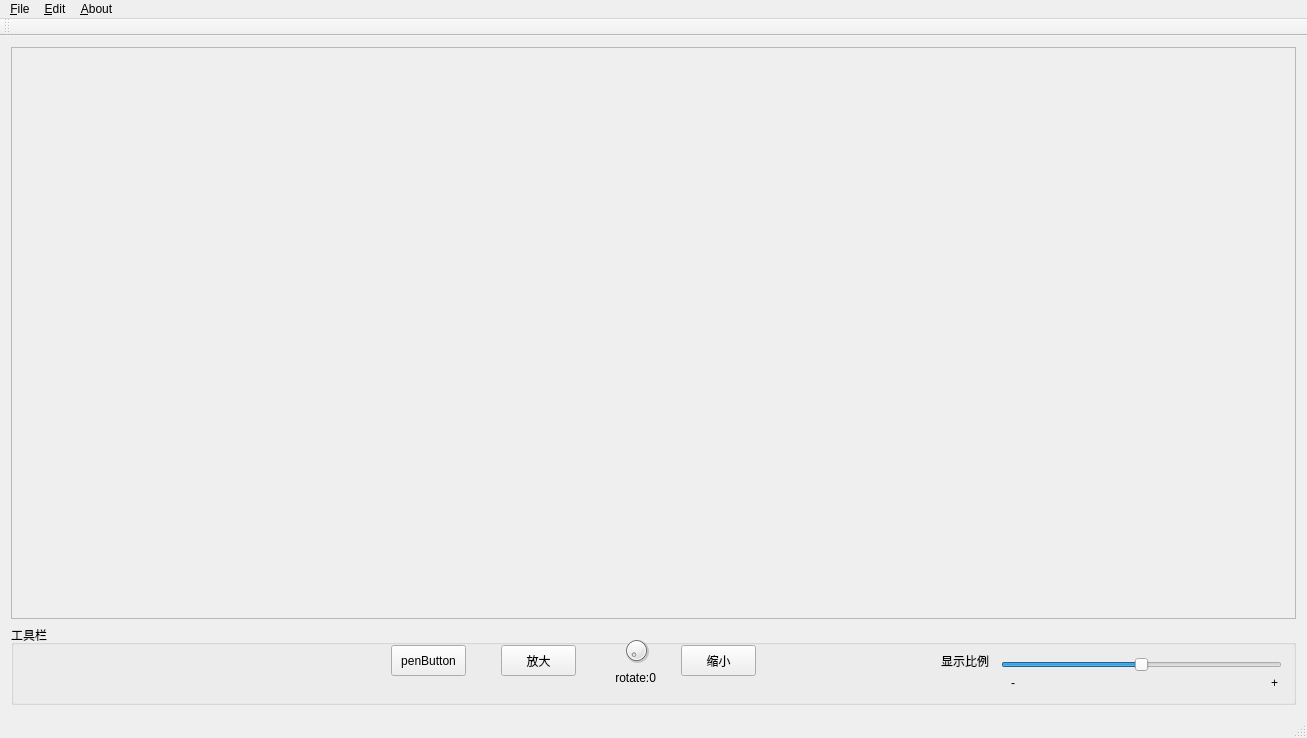
Qt form QtImageAssistant/mainwindow.ui (lonly-wolf/serialAssistant) before a commit.
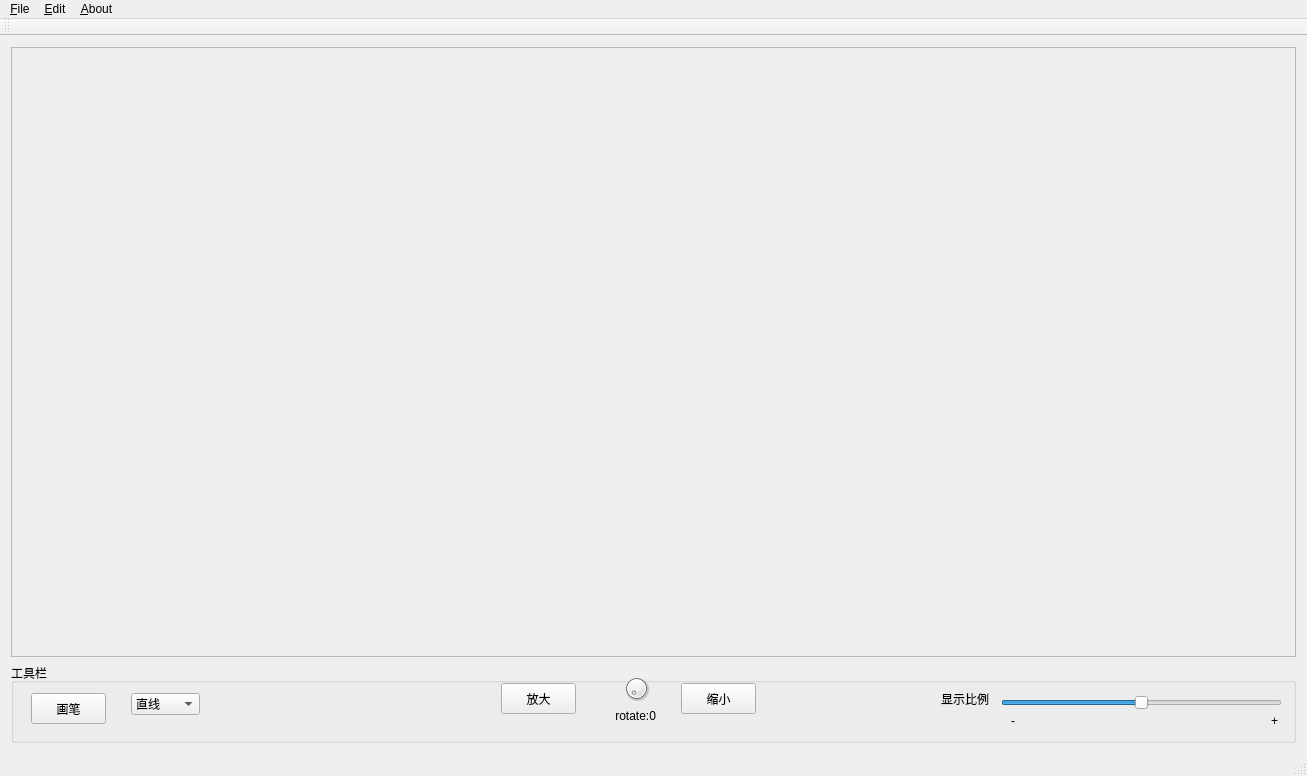
The same form after that commit. Icons and pictures are not drawn.

```diff
--- a/QtImageAssistant/mainwindow.ui
+++ b/QtImageAssistant/mainwindow.ui
@@ -7,7 +7,7 @@
     <x>0</x>
     <y>0</y>
     <width>1307</width>
-    <height>738</height>
+    <height>776</height>
    </rect>
   </property>
   <property name="windowTitle">
@@ -54,7 +54,7 @@
          <x>0</x>
          <y>0</y>
          <width>1287</width>
-         <height>575</height>
+         <height>613</height>
         </rect>
        </property>
       </widget>
@@ -202,16 +202,46 @@
       <widget class="QPushButton" name="penButton">
        <property name="geometry">
         <rect>
-         <x>380</x>
-         <y>20</y>
+         <x>20</x>
+         <y>30</y>
          <width>75</width>
          <height>31</height>
         </rect>
        </property>
        <property name="text">
-        <string>penButton</string>
+        <string>画笔</string>
        </property>
       </widget>
+      <widget class="QComboBox" name="penType">
+       <property name="geometry">
+        <rect>
+         <x>120</x>
+         <y>30</y>
+         <width>69</width>
+         <height>22</height>
+        </rect>
+       </property>
+       <item>
+        <property name="text">
+         <string>直线</string>
+        </property>
+       </item>
+       <item>
+        <property name="text">
+         <string>矩形</string>
+        </property>
+       </item>
+       <item>
+        <property name="text">
+         <string>圆</string>
+        </property>
+       </item>
+       <item>
+        <property name="text">
+         <string>自由绘制</string>
+        </property>
+       </item>
+      </widget>
      </widget>
     </item>
    </layout>
```
